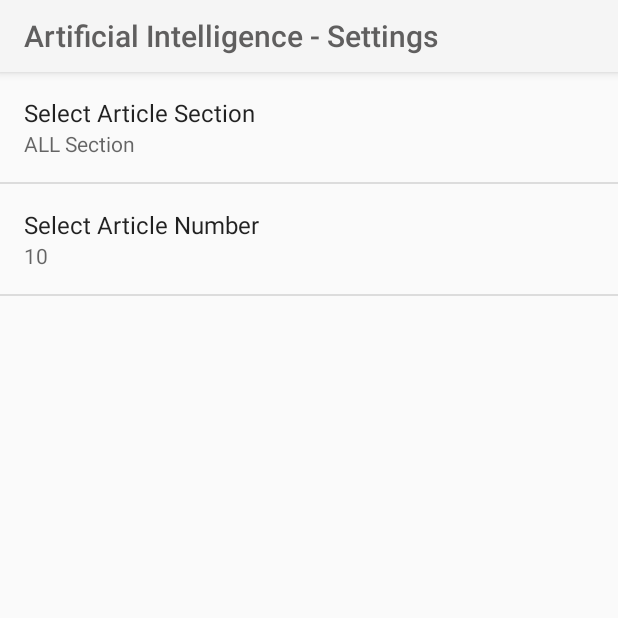
After one commit to mzdhr/ArtificialIntelligenceNewsApp, an Android app: the SettingsActivity screen opened directly, with no data from a screen before it, on a phone screen of 412 x 824 dp, the top half of it. The commit adds this screen. Run offline under Robolectric (Android 15) with nearby library versions, the phone set to English and light mode, and no system bars.

Commit message:
project 7 done - adding settins to the app

```diff
--- /dev/null
+++ b/app/src/main/java/com/mzdhr/artificialintelligencenews/ui/SettingsActivity.java
@@ -0,0 +1,67 @@
+package com.mzdhr.artificialintelligencenews.ui;
+
+import android.content.SharedPreferences;
+import android.preference.ListPreference;
+import android.preference.Preference;
+import android.preference.PreferenceFragment;
+import android.preference.PreferenceManager;
+import android.support.v7.app.AppCompatActivity;
+import android.os.Bundle;
+
+import com.mzdhr.artificialintelligencenews.R;
+
+public class SettingsActivity extends AppCompatActivity {
+
+    @Override
+    protected void onCreate(Bundle savedInstanceState) {
+        super.onCreate(savedInstanceState);
+        setContentView(R.layout.activity_settings);
+    }
+
+
+    public static class ArticleNewsSettingsPreferenceFragment extends PreferenceFragment implements Preference.OnPreferenceChangeListener{
+
+        @Override
+        public void onCreate(Bundle savedInstanceState) {
+            super.onCreate(savedInstanceState);
+            addPreferencesFromResource(R.xml.settings_main);
+
+            // UX, UI
+            // Getting Select Article Section Value, and Binding it to the UI.
+            Preference selectArticleSection = findPreference(getString(R.string.settings_section_by_key));
+            bindPreferenceSummaryToValue(selectArticleSection);
+
+            // Getting Select Article Number Value, and Binding it to the UI.
+            Preference selectArticleNumber = findPreference(getString(R.string.settings_article_number_key));
+            bindPreferenceSummaryToValue(selectArticleNumber);
+        }
+
+        private void bindPreferenceSummaryToValue(Preference preference) {
+            preference.setOnPreferenceChangeListener(this);
+            SharedPreferences preferences = PreferenceManager.getDefaultSharedPreferences(preference.getContext());
+            String preferenceString = preferences.getString(preference.getKey(), "");
+            onPreferenceChange(preference, preferenceString);
+        }
+
+        @Override
+        public boolean onPreferenceChange(Preference preference, Object newValue) {
+            // The code in this method takes care of updating the displayed preference summary after it has been changed
+            String stringValue = newValue.toString();
+            //preference.setSummary(stringValue);
+            if (preference instanceof ListPreference) {
+                ListPreference listPreference = (ListPreference) preference;
+                int prefIndex = listPreference.findIndexOfValue(stringValue);
+                if (prefIndex >= 0) {
+                    CharSequence[] labels = listPreference.getEntries();
+                    preference.setSummary(labels[prefIndex]);
+                }
+            } else {
+                preference.setSummary(stringValue);
+            }
+            return true;
+        }
+
+
+    }
+
+}
--- /dev/null
+++ b/app/src/main/res/values/arrays.xml
@@ -0,0 +1,18 @@
+<?xml version="1.0" encoding="utf-8"?>
+<resources>
+    <!--My Settings-->
+    <!--Select Section Label-->
+    <string-array name="settings_article_by_section_labels">
+        <item>@string/settings_section_by_all_label</item>
+        <item>@string/settings_section_by_education_label</item>
+        <item>@string/settings_section_by_science_label</item>
+        <item>@string/settings_section_by_technology_label</item>
+    </string-array>
+    <!--Select Section Values-->
+    <string-array name="settings_article_by_section_values">
+        <item>@string/settings_section_by_all_value</item>
+        <item>@string/settings_section_by_education_value</item>
+        <item>@string/settings_section_by_science_value</item>
+        <item>@string/settings_section_by_technology_value</item>
+    </string-array>
+</resources>
--- a/app/src/main/res/values/strings.xml
+++ b/app/src/main/res/values/strings.xml
@@ -2,4 +2,36 @@
     <string name="app_name">Artificial Intelligence - News</string>
     <string name="no_article_found">No Article Found \nPull down to refresh!</string>
     <string name="no_internet_connection">No Internet Connection \nPull down to refresh!</string>
+
+    <!--My Settings-->
+
+    <string name="settings_menu_item">Settings</string>
+    <string name="settings_title">Artificial Intelligence - Settings</string>
+    <!--Settings -> Select Article Section-->
+    <!--Default Value for the Array-->
+    <string name="settings_section_by_default" translatable="false">@string/settings_section_by_all</string>
+    <string name="settings_section_by_all" translatable="false">all</string>
+    <!--Array Label-->
+    <string name="settings_section_by_all_label">ALL Section</string>
+    <string name="settings_section_by_education_label">Education Articles</string>
+    <string name="settings_section_by_science_label">Science Articles</string>
+    <string name="settings_section_by_technology_label">Technology Articles</string>
+    <!--Array Values, false so translators ignore it-->
+    <string name="settings_section_by_all_value" translatable="false">all</string>
+    <string name="settings_section_by_education_value" translatable="false">education</string>
+    <string name="settings_section_by_science_value" translatable="false">science</string>
+    <string name="settings_section_by_technology_value" translatable="false">technology</string>
+    <!-- Setting Title -->
+    <string name="settings_section_by_label">Select Article Section</string>
+    <!-- Setting Key -->
+    <string name="settings_section_by_key" translatable="false">section</string>
+
+    <!--Settings -> Article Numbers-->
+    <!-- Title -->
+    <string name="settings_article_number_label">Select Article Number</string>
+    <!-- Key -->
+    <string name="settings_article_number_key" translatable="false">article_number</string>
+    <!-- Default Value -->
+    <string name="setting_article_number_default" translatable="false">@string/article_number</string>
+    <string name="article_number" translatable="false">10</string>
 </resources>
--- a/app/src/main/res/values/styles.xml
+++ b/app/src/main/res/values/styles.xml
@@ -10,15 +10,17 @@
         <!--change actionbar text color-->
         <item name="titleTextColor">#605F5F</item>
 
-        <!--actionbar icon color-->
-        <item name="colorControlNormal">#605F5F</item>
-
         <!--making actionbar neat-->
         <item name="actionBarSize">48dip</item>
         <item name="android:actionBarSize">48dp</item>
+        <!--making actionbar icon black-->
+        <item name="actionBarTheme">@style/MyApp.ActionBarTheme</item>
+    </style>
 
+    <!-- where can color the arrow and the rest of icons-->
+    <style name="MyApp.ActionBarTheme" parent="@style/ThemeOverlay.AppCompat.ActionBar">
+        <item name="colorControlNormal">#000000</item>
     </style>
 
 
-
 </resources>
--- /dev/null
+++ b/app/src/main/res/xml/settings_main.xml
@@ -0,0 +1,19 @@
+<PreferenceScreen
+    xmlns:android="http://schemas.android.com/apk/res/android"
+    android:title="@string/settings_title">
+
+    <ListPreference
+        android:defaultValue="@string/settings_section_by_default"
+        android:entries="@array/settings_article_by_section_labels"
+        android:entryValues="@array/settings_article_by_section_values"
+        android:key="@string/settings_section_by_key"
+        android:title="@string/settings_section_by_label" />
+
+    <EditTextPreference
+        android:defaultValue="@string/setting_article_number_default"
+        android:inputType="numberDecimal"
+        android:key="@string/settings_article_number_key"
+        android:selectAllOnFocus="true"
+        android:title="@string/settings_article_number_label" />
+
+</PreferenceScreen>
```
Also changed, not shown: app/src/main/AndroidManifest.xml (+12 -3 lines), app/src/main/java/com/mzdhr/artificialintelligencenews/ui/MainActivity.java (+51 -1 lines), app/src/main/res/layout/activity_settings.xml (added, +8 -0 lines), app/src/main/res/menu/main.xml (added, +8 -0 lines).
